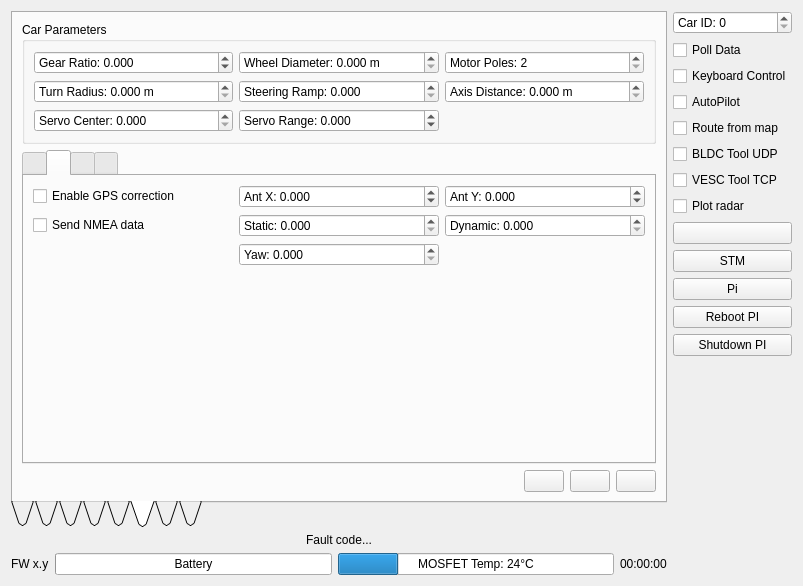
Qt form Linux/RC_Car_Tool/carinterface.ui (vedderb/rise_sdvp) before a commit.
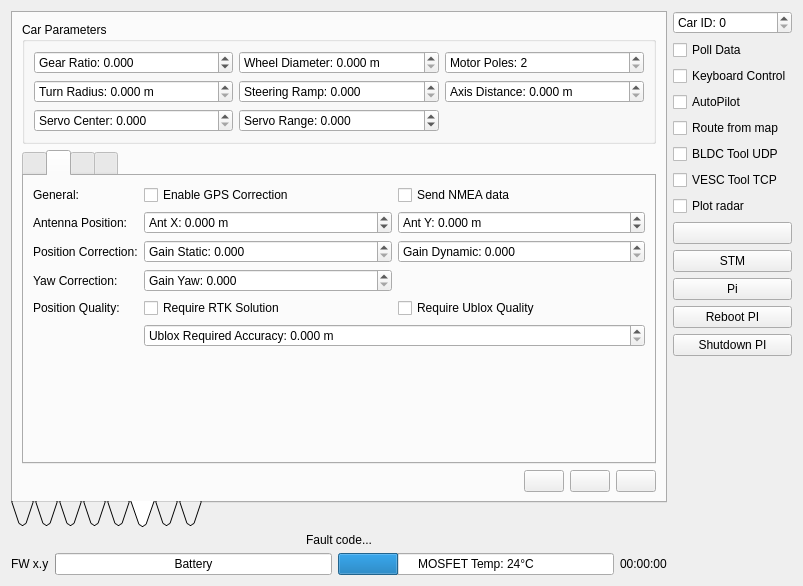
The same form after that commit. The open tabs and pages were chosen to show the change. Icons and pictures are not drawn. Custom widgets are drawn as their Qt base class.

Patch:
```diff
--- a/Linux/RC_Car_Tool/carinterface.ui
+++ b/Linux/RC_Car_Tool/carinterface.ui
@@ -1186,42 +1186,10 @@
             <layout class="QVBoxLayout" name="verticalLayout_11">
              <item>
               <layout class="QGridLayout" name="gridLayout_5">
-               <item row="0" column="1">
-                <widget class="QDoubleSpinBox" name="confGpsAntXBox">
-                 <property name="prefix">
-                  <string>Ant X: </string>
-                 </property>
-                 <property name="decimals">
-                  <number>3</number>
-                 </property>
-                 <property name="minimum">
-                  <double>-99.989999999999995</double>
-                 </property>
-                 <property name="singleStep">
-                  <double>0.010000000000000</double>
-                 </property>
-                </widget>
-               </item>
-               <item row="0" column="2">
-                <widget class="QDoubleSpinBox" name="confGpsAntYBox">
-                 <property name="prefix">
-                  <string>Ant Y: </string>
-                 </property>
-                 <property name="decimals">
-                  <number>3</number>
-                 </property>
-                 <property name="minimum">
-                  <double>-99.989999999999995</double>
-                 </property>
-                 <property name="singleStep">
-                  <double>0.010000000000000</double>
-                 </property>
-                </widget>
-               </item>
-               <item row="1" column="2">
+               <item row="2" column="2">
                 <widget class="QDoubleSpinBox" name="confGpsCorrDynBox">
                  <property name="prefix">
-                  <string>Dynamic: </string>
+                  <string>Gain Dynamic: </string>
                  </property>
                  <property name="decimals">
                   <number>3</number>
@@ -1235,32 +1203,25 @@
                 </widget>
                </item>
                <item row="2" column="1">
-                <widget class="QDoubleSpinBox" name="confGpsCorrYawBox">
-                 <property name="prefix">
-                  <string>Yaw: </string>
-                 </property>
-                 <property name="decimals">
-                  <number>3</number>
-                 </property>
-                 <property name="maximum">
-                  <double>1000.000000000000000</double>
-                 </property>
-                 <property name="singleStep">
-                  <double>0.010000000000000</double>
-                 </property>
-                </widget>
-               </item>
-               <item row="0" column="0">
-                <widget class="QCheckBox" name="confGpsCorrBox">
-                 <property name="text">
-                  <string>Enable GPS correction</string>
-                 </property>
-                </widget>
-               </item>
-               <item row="1" column="1">
                 <widget class="QDoubleSpinBox" name="confGpsCorrStatBox">
                  <property name="prefix">
-                  <string>Static: </string>
+                  <string>Gain Static: </string>
+                 </property>
+                 <property name="decimals">
+                  <number>3</number>
+                 </property>
+                 <property name="maximum">
+                  <double>1000.000000000000000</double>
+                 </property>
+                 <property name="singleStep">
+                  <double>0.010000000000000</double>
+                 </property>
+                </widget>
+               </item>
+               <item row="3" column="1">
+                <widget class="QDoubleSpinBox" name="confGpsCorrYawBox">
+                 <property name="prefix">
+                  <string>Gain Yaw: </string>
                  </property>
                  <property name="decimals">
                   <number>3</number>
@@ -1274,6 +1235,97 @@
                 </widget>
                </item>
                <item row="1" column="0">
+                <widget class="QLabel" name="label_6">
+                 <property name="sizePolicy">
+                  <sizepolicy hsizetype="Fixed" vsizetype="Preferred">
+                   <horstretch>0</horstretch>
+                   <verstretch>0</verstretch>
+                  </sizepolicy>
+                 </property>
+                 <property name="text">
+                  <string>Antenna Position:</string>
+                 </property>
+                </widget>
+               </item>
+               <item row="1" column="1">
+                <widget class="QDoubleSpinBox" name="confGpsAntXBox">
+                 <property name="prefix">
+                  <string>Ant X: </string>
+                 </property>
+                 <property name="suffix">
+                  <string> m</string>
+                 </property>
+                 <property name="decimals">
+                  <number>3</number>
+                 </property>
+                 <property name="minimum">
+                  <double>-99.989999999999995</double>
+                 </property>
+                 <property name="singleStep">
+                  <double>0.010000000000000</double>
+                 </property>
+                </widget>
+               </item>
+               <item row="1" column="2">
+                <widget class="QDoubleSpinBox" name="confGpsAntYBox">
+                 <property name="prefix">
+                  <string>Ant Y: </string>
+                 </property>
+                 <property name="suffix">
+                  <string> m</string>
+                 </property>
+                 <property name="decimals">
+                  <number>3</number>
+                 </property>
+                 <property name="minimum">
+                  <double>-99.989999999999995</double>
+                 </property>
+                 <property name="singleStep">
+                  <double>0.010000000000000</double>
+                 </property>
+                </widget>
+               </item>
+               <item row="2" column="0">
+                <widget class="QLabel" name="label_7">
+                 <property name="sizePolicy">
+                  <sizepolicy hsizetype="Fixed" vsizetype="Preferred">
+                   <horstretch>0</horstretch>
+                   <verstretch>0</verstretch>
+                  </sizepolicy>
+                 </property>
+                 <property name="text">
+                  <string>Position Correction:</string>
+                 </property>
+                </widget>
+               </item>
+               <item row="3" column="0">
+                <widget class="QLabel" name="label_8">
+                 <property name="sizePolicy">
+                  <sizepolicy hsizetype="Fixed" vsizetype="Preferred">
+                   <horstretch>0</horstretch>
+                   <verstretch>0</verstretch>
+                  </sizepolicy>
+                 </property>
+                 <property name="text">
+                  <string>Yaw Correction:</string>
+                 </property>
+                </widget>
+               </item>
+               <item row="4" column="2">
+                <widget class="QCheckBox" name="confGpsUbxUseInfoBox">
+                 <property name="text">
+                  <string>Require Ublox Quality</string>
+                 </property>
+                </widget>
+               </item>
+               <item row="4" column="1">
+                <widget class="QCheckBox" name="confGpsReqRtkBox">
+                 <property name="text">
+                  <string>Require RTK Solution</string>
+                 </property>
+                </widget>
+               </item>
+               <item row="0" column="2">
                 <widget class="QCheckBox" name="confGpsSendNmeaBox">
                  <property name="toolTip">
                   <string>Send NMEA over the radio (or USB) for logging or debugging</string>
@@ -1283,6 +1335,55 @@
                  </property>
                 </widget>
                </item>
+               <item row="0" column="1">
+                <widget class="QCheckBox" name="confGpsCorrBox">
+                 <property name="text">
+                  <string>Enable GPS Correction</string>
+                 </property>
+                </widget>
+               </item>
+               <item row="5" column="1" colspan="2">
+                <widget class="QDoubleSpinBox" name="confGpsUbxMaxAccBox">
+                 <property name="prefix">
+                  <string>Ublox Required Accuracy: </string>
+                 </property>
+                 <property name="suffix">
+                  <string> m</string>
+                 </property>
+                 <property name="decimals">
+                  <number>3</number>
+                 </property>
+                 <property name="singleStep">
+                  <double>0.010000000000000</double>
+                 </property>
+                </widget>
+               </item>
+               <item row="0" column="0">
+                <widget class="QLabel" name="label_9">
+                 <property name="sizePolicy">
+                  <sizepolicy hsizetype="Fixed" vsizetype="Preferred">
+                   <horstretch>0</horstretch>
+                   <verstretch>0</verstretch>
+                  </sizepolicy>
+                 </property>
+                 <property name="text">
+                  <string>General:</string>
+                 </property>
+                </widget>
+               </item>
+               <item row="4" column="0">
+                <widget class="QLabel" name="label_10">
+                 <property name="sizePolicy">
+                  <sizepolicy hsizetype="Fixed" vsizetype="Preferred">
+                   <horstretch>0</horstretch>
+                   <verstretch>0</verstretch>
+                  </sizepolicy>
+                 </property>
+                 <property name="text">
+                  <string>Position Quality:</string>
+                 </property>
+                </widget>
+               </item>
               </layout>
              </item>
              <item>
```
